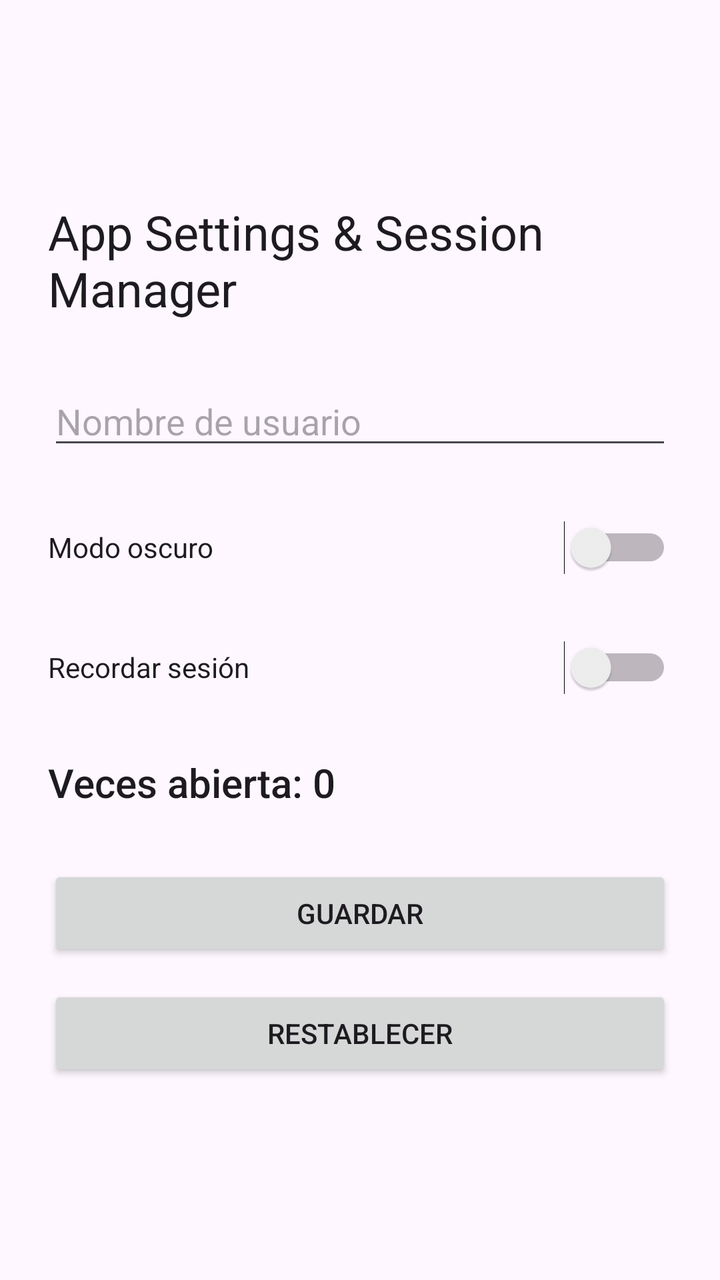
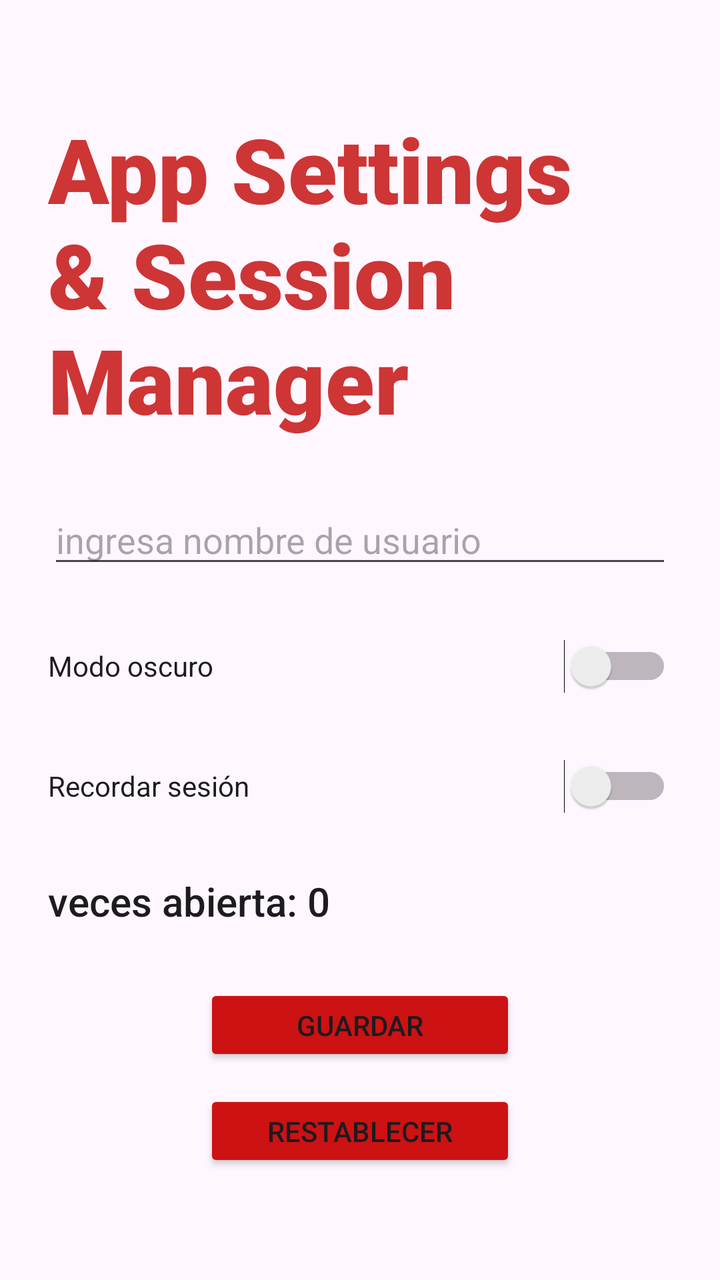

Before-and-after screenshots of an Android layout around one commit, followed by the original layout XML and the change that was made.
<!-- AndroidManifest.xml: application theme Theme.Lab_semana6 -->
<!-- res/layout/activity_main.xml -->
<?xml version="1.0" encoding="utf-8"?>
<androidx.constraintlayout.widget.ConstraintLayout xmlns:android="http://schemas.android.com/apk/res/android"
    xmlns:app="http://schemas.android.com/apk/res-auto"
    xmlns:tools="http://schemas.android.com/tools"
    android:id="@+id/main"
    android:layout_width="match_parent"
    android:layout_height="match_parent"
    android:padding="24dp"
    tools:context=".MainActivity">

    <TextView
        android:id="@+id/tv_title"
        android:layout_width="0dp"
        android:layout_height="wrap_content"
        android:text="App Settings &amp; Session Manager"
        android:textAlignment="center"
        android:textAppearance="@style/TextAppearance.AppCompat.Headline"
        app:layout_constraintBottom_toTopOf="@id/et_username"
        app:layout_constraintEnd_toEndOf="parent"
        app:layout_constraintStart_toStartOf="parent"
        app:layout_constraintTop_toTopOf="parent"
        app:layout_constraintVertical_chainStyle="packed" />

    <EditText
        android:id="@+id/et_username"
        android:layout_width="0dp"
        android:layout_height="wrap_content"
        android:layout_marginTop="28dp"
        android:autofillHints="username"
        android:hint="Nombre de usuario"
        android:inputType="textPersonName"
        app:layout_constraintBottom_toTopOf="@id/sw_dark_mode"
        app:layout_constraintEnd_toEndOf="parent"
        app:layout_constraintStart_toStartOf="parent"
        app:layout_constraintTop_toBottomOf="@id/tv_title" />

    <Switch
        android:id="@+id/sw_dark_mode"
        android:layout_width="0dp"
        android:layout_height="wrap_content"
        android:layout_marginTop="20dp"
        android:minHeight="48dp"
        android:text="Modo oscuro"
        android:textAppearance="@style/TextAppearance.AppCompat.Body1"
        app:layout_constraintBottom_toTopOf="@id/sw_remember"
        app:layout_constraintEnd_toEndOf="parent"
        app:layout_constraintStart_toStartOf="parent"
        app:layout_constraintTop_toBottomOf="@id/et_username" />

    <Switch
        android:id="@+id/sw_remember"
        android:layout_width="0dp"
        android:layout_height="wrap_content"
        android:layout_marginTop="12dp"
        android:minHeight="48dp"
        android:text="Recordar sesión"
        android:textAppearance="@style/TextAppearance.AppCompat.Body1"
        app:layout_constraintBottom_toTopOf="@id/tv_launch_count"
        app:layout_constraintEnd_toEndOf="parent"
        app:layout_constraintStart_toStartOf="parent"
        app:layout_constraintTop_toBottomOf="@id/sw_dark_mode" />

    <TextView
        android:id="@+id/tv_launch_count"
        android:layout_width="0dp"
        android:layout_height="wrap_content"
        android:layout_marginTop="20dp"
        android:text="Veces abierta: 0"
        android:textAlignment="center"
        android:textAppearance="@style/TextAppearance.AppCompat.Title"
        app:layout_constraintBottom_toTopOf="@id/btn_save"
        app:layout_constraintEnd_toEndOf="parent"
        app:layout_constraintStart_toStartOf="parent"
        app:layout_constraintTop_toBottomOf="@id/sw_remember" />

    <Button
        android:id="@+id/btn_save"
        android:layout_width="0dp"
        android:layout_height="wrap_content"
        android:layout_marginTop="28dp"
        android:text="Guardar"
        app:layout_constraintBottom_toTopOf="@id/btn_reset"
        app:layout_constraintEnd_toEndOf="parent"
        app:layout_constraintStart_toStartOf="parent"
        app:layout_constraintTop_toBottomOf="@id/tv_launch_count" />

    <Button
        android:id="@+id/btn_reset"
        android:layout_width="0dp"
        android:layout_height="wrap_content"
        android:layout_marginTop="12dp"
        android:text="Restablecer"
        app:layout_constraintBottom_toBottomOf="parent"
        app:layout_constraintEnd_toEndOf="parent"
        app:layout_constraintStart_toStartOf="parent"
        app:layout_constraintTop_toBottomOf="@id/btn_save" />

</androidx.constraintlayout.widget.ConstraintLayout>
<!-- resources referenced by this layout -->
<resources>
  <style name="Theme.Lab_semana6" parent="Base.Theme.Lab_semana6" />
  <style name="Base.Theme.Lab_semana6" parent="Theme.Material3.DayNight.NoActionBar">
          
          
      </style>
</resources>

<!-- the commit's change to res/layout/activity_main.xml (unified diff, before → after) -->
@@ -12,9 +12,12 @@
         android:id="@+id/tv_title"
         android:layout_width="0dp"
         android:layout_height="wrap_content"
+        android:fontFamily="sans-serif-black"
         android:text="App Settings &amp; Session Manager"
         android:textAlignment="center"
-        android:textAppearance="@style/TextAppearance.AppCompat.Headline"
+        android:textAppearance="@style/TextAppearance.AppCompat.Display2"
+        android:textColor="#CE3535"
+        android:typeface="sans"
         app:layout_constraintBottom_toTopOf="@id/et_username"
         app:layout_constraintEnd_toEndOf="parent"
         app:layout_constraintStart_toStartOf="parent"
@@ -27,8 +30,9 @@
         android:layout_height="wrap_content"
         android:layout_marginTop="28dp"
         android:autofillHints="username"
-        android:hint="Nombre de usuario"
+        android:hint="ingresa nombre de usuario"
         android:inputType="textPersonName"
+        android:textColor="#673AB7"
         app:layout_constraintBottom_toTopOf="@id/sw_dark_mode"
         app:layout_constraintEnd_toEndOf="parent"
         app:layout_constraintStart_toStartOf="parent"
@@ -65,7 +69,7 @@
         android:layout_width="0dp"
         android:layout_height="wrap_content"
         android:layout_marginTop="20dp"
-        android:text="Veces abierta: 0"
+        android:text="veces abierta: 0"
         android:textAlignment="center"
         android:textAppearance="@style/TextAppearance.AppCompat.Title"
         app:layout_constraintBottom_toTopOf="@id/btn_save"
@@ -75,10 +79,13 @@
 
     <Button
         android:id="@+id/btn_save"
-        android:layout_width="0dp"
-        android:layout_height="wrap_content"
+        android:layout_width="156dp"
+        android:layout_height="41dp"
         android:layout_marginTop="28dp"
+        android:backgroundTint="#CC1212"
+        android:fontFamily="sans-serif-medium"
         android:text="Guardar"
+        android:textColorLink="#F44336"
         app:layout_constraintBottom_toTopOf="@id/btn_reset"
         app:layout_constraintEnd_toEndOf="parent"
         app:layout_constraintStart_toStartOf="parent"
@@ -86,10 +93,14 @@
 
     <Button
         android:id="@+id/btn_reset"
-        android:layout_width="0dp"
-        android:layout_height="wrap_content"
+        android:layout_width="156dp"
+        android:layout_height="41dp"
         android:layout_marginTop="12dp"
+        android:backgroundTint="#CC1212"
+        android:fontFamily="sans-serif-medium"
         android:text="Restablecer"
+        android:textColorHighlight="#B73A3A"
+        android:textColorHint="#673AB7"
         app:layout_constraintBottom_toBottomOf="parent"
         app:layout_constraintEnd_toEndOf="parent"
         app:layout_constraintStart_toStartOf="parent"
